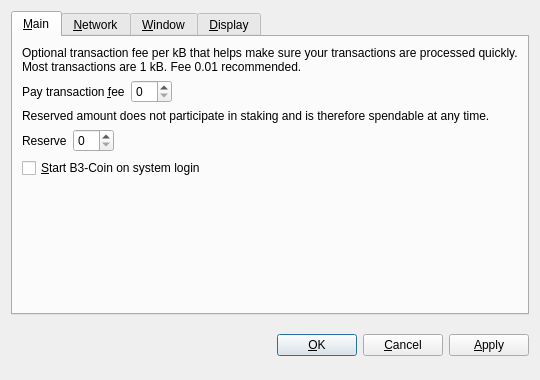
Qt form src/qt/forms/optionsdialog.ui (cryptofacto/STAYCOIN) before a commit.
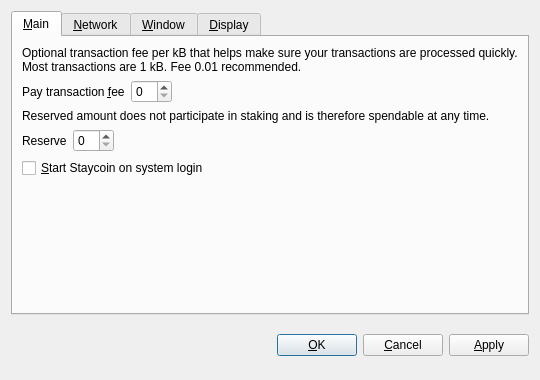
The same form after that commit. Icons and pictures are not drawn. Custom widgets are drawn as their Qt base class.

```diff
--- a/src/qt/forms/optionsdialog.ui
+++ b/src/qt/forms/optionsdialog.ui
@@ -131,7 +131,7 @@
           <string>Automatically start B3-Coin after logging in to the system.</string>
          </property>
          <property name="text">
-          <string>&amp;Start B3-Coin on system login</string>
+          <string>&amp;Start Staycoin on system login</string>
          </property>
         </widget>
        </item>
```
Left out of the diff: 8 changed lines with no effect on the pictures.
